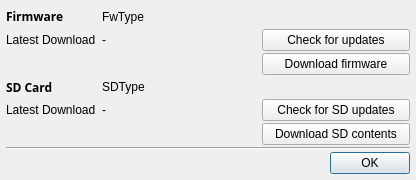
First picture: the form in companion/src/fwpreferencesdialog.ui, repository elecpower/opentx, before the edit.
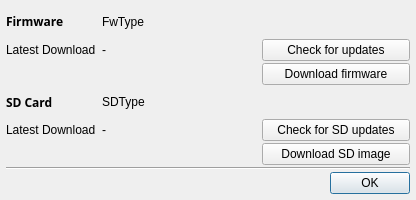
Second picture: the form after the edit.

Patch:
```diff
--- a/companion/src/fwpreferencesdialog.ui
+++ b/companion/src/fwpreferencesdialog.ui
@@ -7,7 +7,7 @@
     <x>0</x>
     <y>0</y>
     <width>416</width>
-    <height>180</height>
+    <height>200</height>
    </rect>
   </property>
   <property name="sizePolicy">
@@ -82,7 +82,7 @@
    <item row="8" column="3">
     <widget class="QPushButton" name="sd_dnld">
      <property name="text">
-      <string>Download SD contents</string>
+      <string>Download SD image</string>
      </property>
     </widget>
    </item>
```
